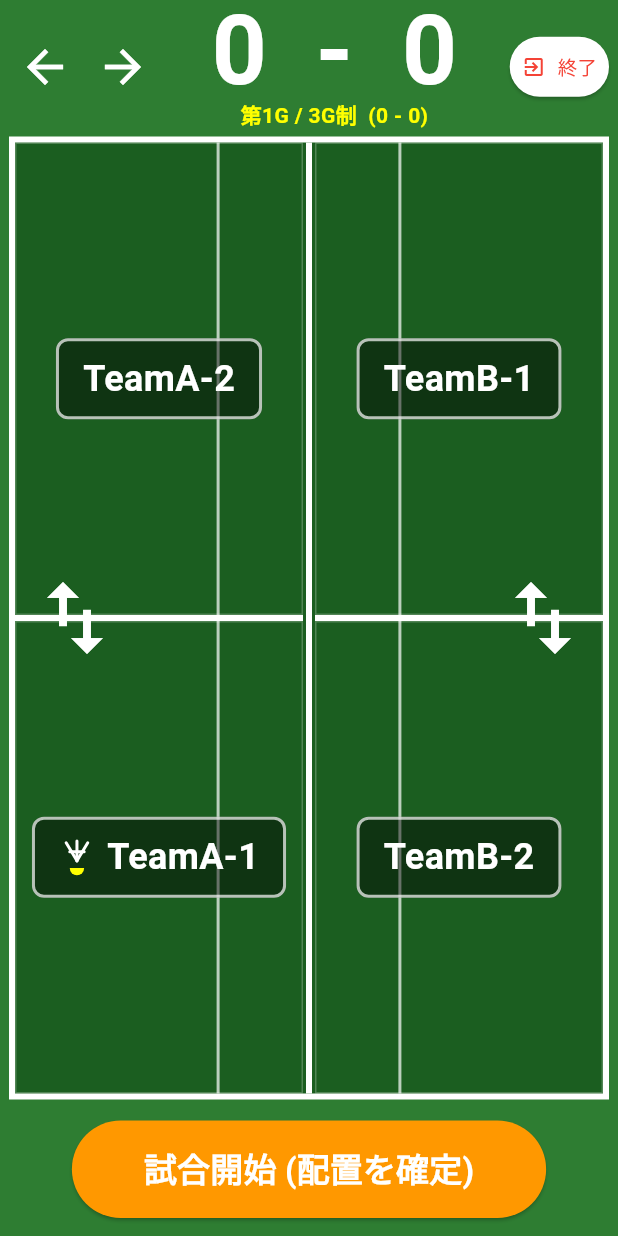
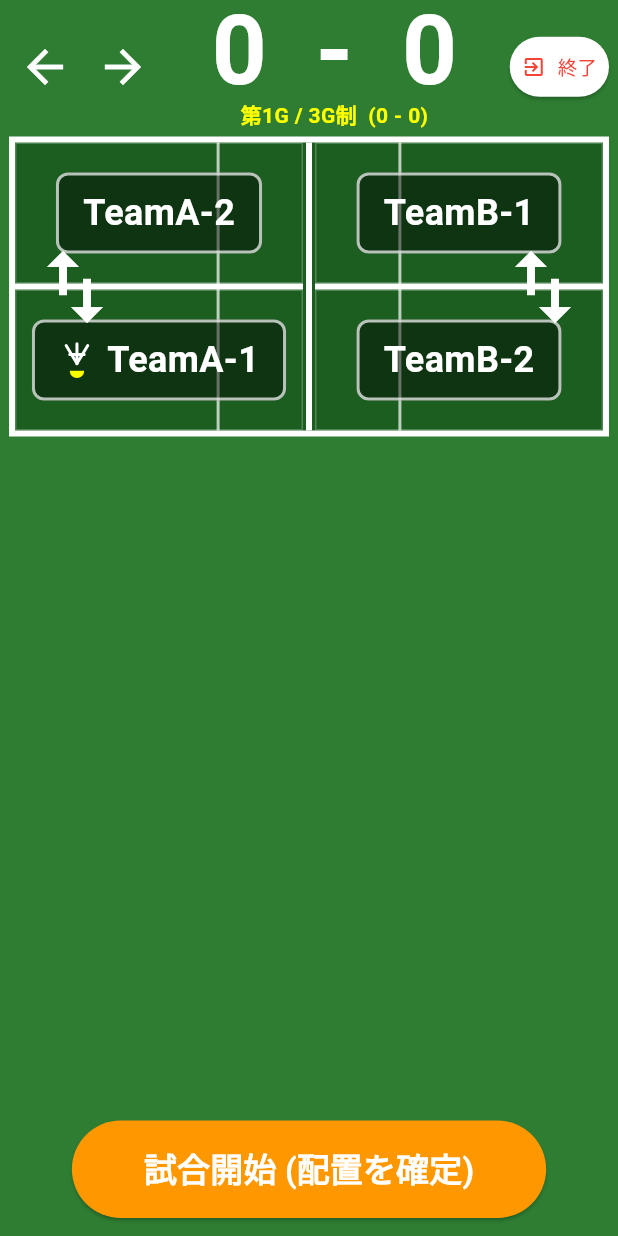
Before and after one commit to sslazio29-lab/CourtMaster, a Flutter app: the screen it shows after launch, after a tap on "コートへ進む", on a phone screen of 412 x 824 dp. Run offline on Flutter 3.47's test engine with Material 3 defaults, Android fonts, the phone set to English and light mode, and no system bars; our stand-ins replace freezed_annotation, pdf, printing, shared_preferences.

Commit message:
fix: match_screenのレスポンシブ化(縦画面時のコート比率調整)

```diff
--- a/lib/screens/match_screen.dart
+++ b/lib/screens/match_screen.dart
@@ -379,13 +379,22 @@ class _MatchScreenState extends State<MatchScreen> {
             ],
           ),
         ),
-        // ── コート（共通で最大化） ──
-        Expanded(
-          child: Padding(
-            padding: const EdgeInsets.symmetric(horizontal: 6.0, vertical: 2.0),
-            child: _buildCourt(state, settings),
-          ),
+
+        // ── コート ──
+        // 縦横で制御を変える。横画面はExpandedで最大化、縦画面はアスペクト比を固定して間延びを防ぐ。
+        Padding(
+          padding: const EdgeInsets.symmetric(horizontal: 6.0, vertical: 2.0),
+          child: isLandscape
+              ? Expanded(child: _buildCourt(state, settings))
+              : AspectRatio(
+                  aspectRatio: 2.0, // 縦画面時は横幅の半分を高さとする（自然なコート比率）
+                  child: _buildCourt(state, settings),
+                ),
         ),
+
+        // 縦画面の時のみ、コートとボタンの間に余白（Spacer）を入れて下部の空きスペースを吸収する
+        if (!isLandscape) const Spacer(),
+
         // ── 得点ボタン / 試合開始ボタン（パディングとサイズを縦横で自動調整） ──
         Padding(
           padding: EdgeInsets.symmetric(
```
